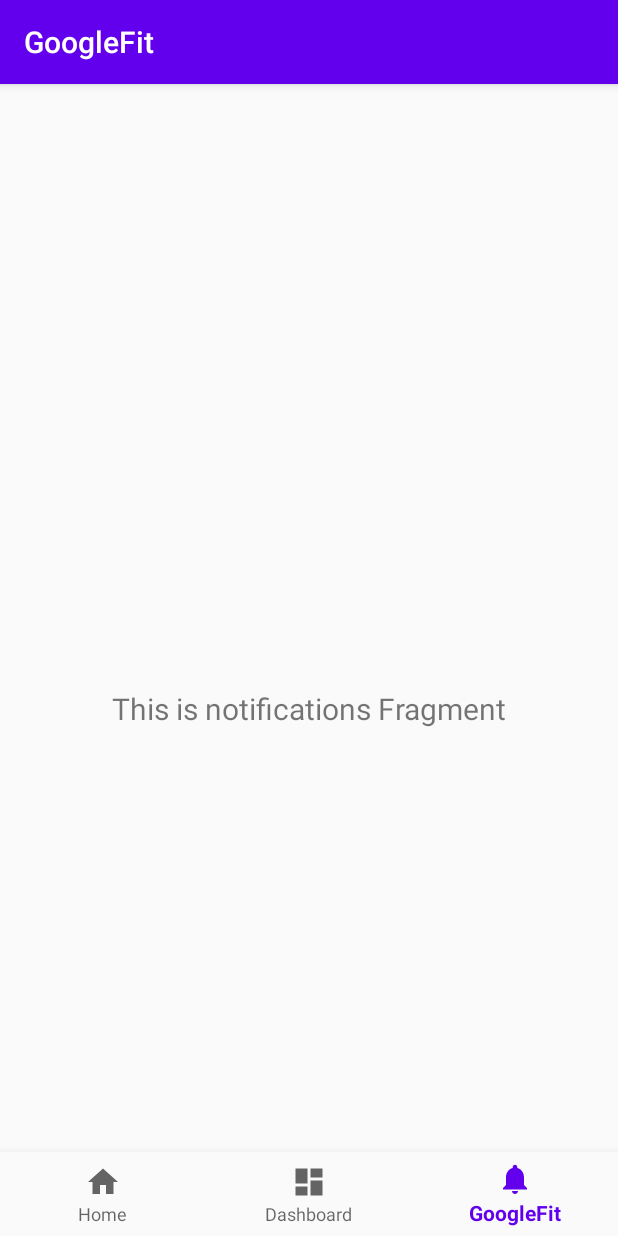
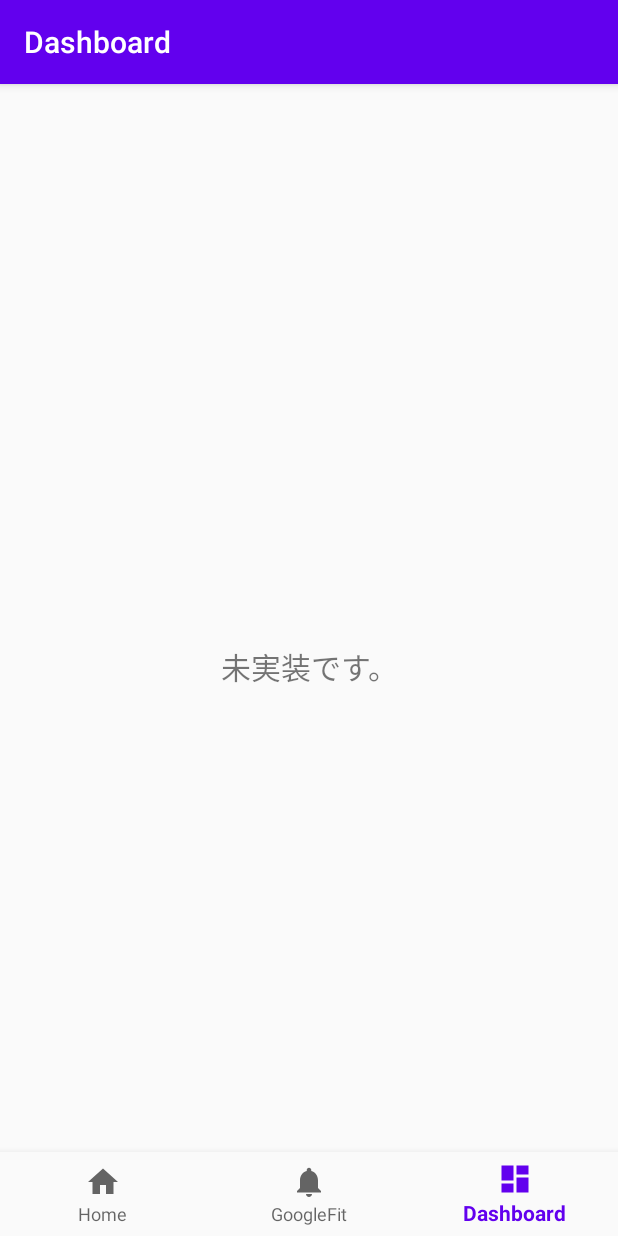
Before and after one commit to hotdrop/StepCountApp, an Android app: the DashboardFragment screen opened through its navigation route, item 3 of the bottom bar chosen, on a phone screen of 412 x 824 dp. Run offline under Robolectric (Android 15) with nearby library versions, the phone set to English and light mode, and no system bars; our stand-ins replace Timber, navigation-ui; libraries missing offline, so code that uses them is left out: com.jakewharton.threetenabp; 3 statements that could not run were skipped.

Commit message:
run empty app

```diff
--- a/app/build.gradle
+++ b/app/build.gradle
@@ -15,6 +15,12 @@ android {
         multiDexEnabled true
 
         testInstrumentationRunner "androidx.test.runner.AndroidJUnitRunner"
+
+        javaCompileOptions {
+            annotationProcessorOptions {
+                arguments = ["room.schemaLocation": "$projectDir/schemas".toString(), "room.incremental": "true"]
+            }
+        }
     }
 
     buildTypes {
--- a/app/src/main/java/jp/hotdrop/stepcountapp/di/component/FragmentComponent.kt
+++ b/app/src/main/java/jp/hotdrop/stepcountapp/di/component/FragmentComponent.kt
@@ -7,4 +7,5 @@ import jp.hotdrop.stepcountapp.ui.home.HomeFragment
 @Subcomponent
 interface FragmentComponent {
     fun inject(fragment: HomeFragment)
+    fun inject(fragment: DashboardFragment)
 }
--- /dev/null
+++ b/app/src/main/java/jp/hotdrop/stepcountapp/ui/BaseViewModel.kt
@@ -0,0 +1,22 @@
+package jp.hotdrop.stepcountapp.ui
+
+import androidx.lifecycle.LifecycleObserver
+import androidx.lifecycle.ViewModel
+import kotlinx.coroutines.CoroutineScope
+import kotlinx.coroutines.Dispatchers
+import kotlinx.coroutines.SupervisorJob
+import kotlinx.coroutines.cancel
+import kotlin.coroutines.CoroutineContext
+
+abstract class BaseViewModel : ViewModel(), CoroutineScope, LifecycleObserver {
+
+    override val coroutineContext: CoroutineContext
+        get() = Dispatchers.IO + job
+
+    private val job = SupervisorJob()
+
+    override fun onCleared() {
+        super.onCleared()
+        coroutineContext.cancel()
+    }
+}
--- a/app/src/main/java/jp/hotdrop/stepcountapp/ui/MainActivity.kt
+++ b/app/src/main/java/jp/hotdrop/stepcountapp/ui/MainActivity.kt
@@ -8,19 +8,26 @@ import androidx.navigation.ui.AppBarConfiguration
 import androidx.navigation.ui.setupActionBarWithNavController
 import androidx.navigation.ui.setupWithNavController
 import jp.hotdrop.stepcountapp.R
+import jp.hotdrop.stepcountapp.di.component.component
 
 class MainActivity: AppCompatActivity() {
 
     override fun onCreate(savedInstanceState: Bundle?) {
         super.onCreate(savedInstanceState)
         setContentView(R.layout.activity_main)
+        component.inject(this)
+
+        initView()
+    }
+
+    private fun initView() {
         val navView: BottomNavigationView = findViewById(R.id.nav_view)
 
         val navController = findNavController(R.id.nav_host_fragment)
         val appBarConfiguration = AppBarConfiguration(setOf(
             R.id.navigation_home,
-            R.id.navigation_dashboard,
-            R.id.navigation_notifications
+            R.id.navigation_google_fit,
+            R.id.navigation_dashboard
         ))
 
         setupActionBarWithNavController(navController, appBarConfiguration)
--- a/app/src/main/java/jp/hotdrop/stepcountapp/ui/dashboard/DashboardFragment.kt
+++ b/app/src/main/java/jp/hotdrop/stepcountapp/ui/dashboard/DashboardFragment.kt
@@ -6,26 +6,22 @@ import android.view.View
 import android.view.ViewGroup
 import android.widget.TextView
 import androidx.fragment.app.Fragment
+import androidx.fragment.app.viewModels
 import androidx.lifecycle.Observer
-import androidx.lifecycle.ViewModelProviders
 import jp.hotdrop.stepcountapp.R
+import jp.hotdrop.stepcountapp.di.ViewModelFactory
+import jp.hotdrop.stepcountapp.di.component.component
+import javax.inject.Inject
 
 class DashboardFragment: Fragment() {
 
-    private lateinit var dashboardViewModel: DashboardViewModel
+    @Inject
+    lateinit var viewModelFactory: ViewModelFactory<DashboardViewModel>
+    private val viewModel: DashboardViewModel by viewModels { viewModelFactory }
 
-    override fun onCreateView(
-            inflater: LayoutInflater,
-            container: ViewGroup?,
-            savedInstanceState: Bundle?
-    ): View? {
-        dashboardViewModel =
-                ViewModelProviders.of(this).get(DashboardViewModel::class.java)
+    override fun onCreateView(inflater: LayoutInflater, container: ViewGroup?, savedInstanceState: Bundle?): View? {
         val root = inflater.inflate(R.layout.fragment_dashboard, container, false)
-        val textView: TextView = root.findViewById(R.id.text_dashboard)
-        dashboardViewModel.text.observe(viewLifecycleOwner, Observer {
-            textView.text = it
-        })
+        component?.inject(this)
         return root
     }
 }
--- a/app/src/main/java/jp/hotdrop/stepcountapp/ui/dashboard/DashboardViewModel.kt
+++ b/app/src/main/java/jp/hotdrop/stepcountapp/ui/dashboard/DashboardViewModel.kt
@@ -3,8 +3,9 @@ package jp.hotdrop.stepcountapp.ui.dashboard
 import androidx.lifecycle.LiveData
 import androidx.lifecycle.MutableLiveData
 import androidx.lifecycle.ViewModel
+import javax.inject.Inject
 
-class DashboardViewModel: ViewModel() {
+class DashboardViewModel @Inject constructor() : ViewModel() {
 
     private val _text = MutableLiveData<String>().apply {
         value = "This is dashboard Fragment"
--- /dev/null
+++ b/app/src/main/java/jp/hotdrop/stepcountapp/ui/googlefit/GoogleFitFragment.kt
@@ -0,0 +1,20 @@
+package jp.hotdrop.stepcountapp.ui.googlefit
+
+import android.os.Bundle
+import android.view.LayoutInflater
+import android.view.View
+import android.view.ViewGroup
+import android.widget.TextView
+import androidx.fragment.app.Fragment
+import androidx.lifecycle.Observer
+import androidx.lifecycle.ViewModelProviders
+import jp.hotdrop.stepcountapp.R
+import kotlinx.android.synthetic.main.fragment_google_fit.*
+
+class GoogleFitFragment : Fragment() {
+
+    override fun onCreateView(inflater: LayoutInflater, container: ViewGroup?, savedInstanceState: Bundle?): View? {
+        val root = inflater.inflate(R.layout.fragment_google_fit, container, false)
+        return root
+    }
+}
--- a/app/src/main/java/jp/hotdrop/stepcountapp/ui/home/HomeFragment.kt
+++ b/app/src/main/java/jp/hotdrop/stepcountapp/ui/home/HomeFragment.kt
@@ -6,26 +6,36 @@ import android.view.View
 import android.view.ViewGroup
 import android.widget.TextView
 import androidx.fragment.app.Fragment
+import androidx.fragment.app.viewModels
 import androidx.lifecycle.Observer
 import androidx.lifecycle.ViewModelProviders
 import jp.hotdrop.stepcountapp.R
+import jp.hotdrop.stepcountapp.di.ViewModelFactory
+import jp.hotdrop.stepcountapp.di.component.component
+import kotlinx.android.synthetic.main.fragment_home.*
+import javax.inject.Inject
 
 class HomeFragment: Fragment() {
 
-    private lateinit var homeViewModel: HomeViewModel
+    @Inject
+    lateinit var viewModelFactory: ViewModelFactory<HomeViewModel>
+    private val viewModel: HomeViewModel by viewModels { viewModelFactory }
 
-    override fun onCreateView(
-            inflater: LayoutInflater,
-            container: ViewGroup?,
-            savedInstanceState: Bundle?
-    ): View? {
-        homeViewModel =
-                ViewModelProviders.of(this).get(HomeViewModel::class.java)
+    override fun onCreateView(inflater: LayoutInflater, container: ViewGroup?, savedInstanceState: Bundle?): View? {
         val root = inflater.inflate(R.layout.fragment_home, container, false)
-        val textView: TextView = root.findViewById(R.id.text_home)
-        homeViewModel.text.observe(viewLifecycleOwner, Observer {
-            textView.text = it
-        })
+        component?.inject(this)
         return root
     }
+
+    override fun onActivityCreated(savedInstanceState: Bundle?) {
+        super.onActivityCreated(savedInstanceState)
+
+        initView()
+    }
+
+    private fun initView() {
+        viewModel.text.observe(viewLifecycleOwner, Observer {
+            text_home.text = it
+        })
+    }
 }
--- a/app/src/main/java/jp/hotdrop/stepcountapp/ui/home/HomeViewModel.kt
+++ b/app/src/main/java/jp/hotdrop/stepcountapp/ui/home/HomeViewModel.kt
@@ -3,8 +3,10 @@ package jp.hotdrop.stepcountapp.ui.home
 import androidx.lifecycle.LiveData
 import androidx.lifecycle.MutableLiveData
 import androidx.lifecycle.ViewModel
+import jp.hotdrop.stepcountapp.ui.BaseViewModel
+import javax.inject.Inject
 
-class HomeViewModel: ViewModel() {
+class HomeViewModel @Inject constructor() : BaseViewModel() {
 
     private val _text = MutableLiveData<String>().apply {
         value = "This is home Fragment"
--- a/app/src/main/java/jp/hotdrop/stepcountapp/ui/notifications/NotificationsFragment.kt
+++ /dev/null
@@ -1,31 +0,0 @@
-package jp.hotdrop.stepcountapp.ui.notifications
-
-import android.os.Bundle
-import android.view.LayoutInflater
-import android.view.View
-import android.view.ViewGroup
-import android.widget.TextView
-import androidx.fragment.app.Fragment
-import androidx.lifecycle.Observer
-import androidx.lifecycle.ViewModelProviders
-import jp.hotdrop.stepcountapp.R
-
-class NotificationsFragment: Fragment() {
-
-    private lateinit var notificationsViewModel: NotificationsViewModel
-
-    override fun onCreateView(
-            inflater: LayoutInflater,
-            container: ViewGroup?,
-            savedInstanceState: Bundle?
-    ): View? {
-        notificationsViewModel =
-                ViewModelProviders.of(this).get(NotificationsViewModel::class.java)
-        val root = inflater.inflate(R.layout.fragment_google_fit, container, false)
-        val textView: TextView = root.findViewById(R.id.text_notifications)
-        notificationsViewModel.text.observe(viewLifecycleOwner, Observer {
-            textView.text = it
-        })
-        return root
-    }
-}
--- a/app/src/main/java/jp/hotdrop/stepcountapp/ui/notifications/NotificationsViewModel.kt
+++ /dev/null
@@ -1,13 +0,0 @@
-package jp.hotdrop.stepcountapp.ui.notifications
-
-import androidx.lifecycle.LiveData
-import androidx.lifecycle.MutableLiveData
-import androidx.lifecycle.ViewModel
-
-class NotificationsViewModel: ViewModel() {
-
-    private val _text = MutableLiveData<String>().apply {
-        value = "This is notifications Fragment"
-    }
-    val text: LiveData<String> = _text
-}
--- a/app/src/main/res/layout/activity_main.xml
+++ b/app/src/main/res/layout/activity_main.xml
@@ -18,16 +18,17 @@
         app:layout_constraintRight_toRightOf="parent"
         app:menu="@menu/bottom_nav_menu" />
 
+    <!-- FragmentContainerViewにすると「does not have a NavController」エラーで動かなくなるのでfragmentにしている -->
     <fragment
         android:id="@+id/nav_host_fragment"
         android:name="androidx.navigation.fragment.NavHostFragment"
-        android:layout_width="match_parent"
-        android:layout_height="match_parent"
+        android:layout_width="0dp"
+        android:layout_height="0dp"
         app:defaultNavHost="true"
         app:layout_constraintBottom_toTopOf="@id/nav_view"
         app:layout_constraintLeft_toLeftOf="parent"
         app:layout_constraintRight_toRightOf="parent"
         app:layout_constraintTop_toTopOf="parent"
-        app:navGraph="@navigation/mobile_navigation" />
+        app:navGraph="@navigation/main_navigation" />
 
 </androidx.constraintlayout.widget.ConstraintLayout>
--- a/app/src/main/res/layout/fragment_dashboard.xml
+++ b/app/src/main/res/layout/fragment_dashboard.xml
@@ -1,5 +1,6 @@
 <?xml version="1.0" encoding="utf-8"?>
-<androidx.constraintlayout.widget.ConstraintLayout xmlns:android="http://schemas.android.com/apk/res/android"
+<androidx.constraintlayout.widget.ConstraintLayout
+    xmlns:android="http://schemas.android.com/apk/res/android"
     xmlns:app="http://schemas.android.com/apk/res-auto"
     xmlns:tools="http://schemas.android.com/tools"
     android:layout_width="match_parent"
@@ -8,15 +9,17 @@
 
     <TextView
         android:id="@+id/text_dashboard"
-        android:layout_width="match_parent"
+        android:layout_width="0dp"
         android:layout_height="wrap_content"
         android:layout_marginStart="8dp"
         android:layout_marginTop="8dp"
         android:layout_marginEnd="8dp"
+        android:text="未実装です。"
         android:textAlignment="center"
         android:textSize="20sp"
         app:layout_constraintBottom_toBottomOf="parent"
         app:layout_constraintEnd_toEndOf="parent"
         app:layout_constraintStart_toStartOf="parent"
         app:layout_constraintTop_toTopOf="parent" />
+
 </androidx.constraintlayout.widget.ConstraintLayout>
--- a/app/src/main/res/layout/fragment_google_fit.xml
+++ b/app/src/main/res/layout/fragment_google_fit.xml
@@ -1,22 +1,25 @@
 <?xml version="1.0" encoding="utf-8"?>
-<androidx.constraintlayout.widget.ConstraintLayout xmlns:android="http://schemas.android.com/apk/res/android"
+<androidx.constraintlayout.widget.ConstraintLayout
+    xmlns:android="http://schemas.android.com/apk/res/android"
     xmlns:app="http://schemas.android.com/apk/res-auto"
     xmlns:tools="http://schemas.android.com/tools"
     android:layout_width="match_parent"
     android:layout_height="match_parent"
-    tools:context=".ui.notifications.NotificationsFragment">
+    tools:context=".ui.googlefit.GoogleFitFragment">
 
     <TextView
-        android:id="@+id/text_notifications"
-        android:layout_width="match_parent"
+        android:id="@+id/overview"
+        android:layout_width="0dp"
         android:layout_height="wrap_content"
         android:layout_marginStart="8dp"
         android:layout_marginTop="8dp"
         android:layout_marginEnd="8dp"
+        android:text="未実装です。"
         android:textAlignment="center"
         android:textSize="20sp"
         app:layout_constraintBottom_toBottomOf="parent"
         app:layout_constraintEnd_toEndOf="parent"
         app:layout_constraintStart_toStartOf="parent"
         app:layout_constraintTop_toTopOf="parent" />
+
 </androidx.constraintlayout.widget.ConstraintLayout>
--- a/app/src/main/res/menu/bottom_nav_menu.xml
+++ b/app/src/main/res/menu/bottom_nav_menu.xml
@@ -7,13 +7,13 @@
         android:title="@string/title_home" />
 
     <item
+        android:id="@+id/navigation_google_fit"
+        android:icon="@drawable/ic_notifications_black_24dp"
+        android:title="@string/title_google_fit" />
+
+    <item
         android:id="@+id/navigation_dashboard"
         android:icon="@drawable/ic_dashboard_black_24dp"
         android:title="@string/title_dashboard" />
 
-    <item
-        android:id="@+id/navigation_notifications"
-        android:icon="@drawable/ic_notifications_black_24dp"
-        android:title="@string/title_googlefit" />
-
 </menu>
--- a/app/src/main/res/navigation/mobile_navigation.xml
+++ b/app/src/main/res/navigation/main_navigation.xml
@@ -2,7 +2,7 @@
 <navigation xmlns:android="http://schemas.android.com/apk/res/android"
     xmlns:app="http://schemas.android.com/apk/res-auto"
     xmlns:tools="http://schemas.android.com/tools"
-    android:id="@+id/mobile_navigation"
+    android:id="@+id/main_navigation"
     app:startDestination="@+id/navigation_home">
 
     <fragment
@@ -10,16 +10,15 @@
         android:name="jp.hotdrop.stepcountapp.ui.home.HomeFragment"
         android:label="@string/title_home"
         tools:layout="@layout/fragment_home" />
-
+    <fragment
+        android:id="@+id/navigation_google_fit"
+        android:name="jp.hotdrop.stepcountapp.ui.googlefit.GoogleFitFragment"
+        android:label="@string/title_google_fit"
+        tools:layout="@layout/fragment_google_fit" />
     <fragment
         android:id="@+id/navigation_dashboard"
         android:name="jp.hotdrop.stepcountapp.ui.dashboard.DashboardFragment"
         android:label="@string/title_dashboard"
         tools:layout="@layout/fragment_dashboard" />
 
-    <fragment
-        android:id="@+id/navigation_notifications"
-        android:name="jp.hotdrop.stepcountapp.ui.notifications.NotificationsFragment"
-        android:label="@string/title_googlefit"
-        tools:layout="@layout/fragment_google_fit" />
 </navigation>
--- a/app/src/main/res/values/strings.xml
+++ b/app/src/main/res/values/strings.xml
@@ -1,6 +1,6 @@
 <resources>
-    <string name="app_name">StepCountApp</string>
+    <string name="app_name">StepCounterApp</string>
     <string name="title_home">Home</string>
+    <string name="title_google_fit">GoogleFit</string>
     <string name="title_dashboard">Dashboard</string>
-    <string name="title_googlefit">GoogleFit</string>
 </resources>
```
Also changed, not shown: 1 other file.
